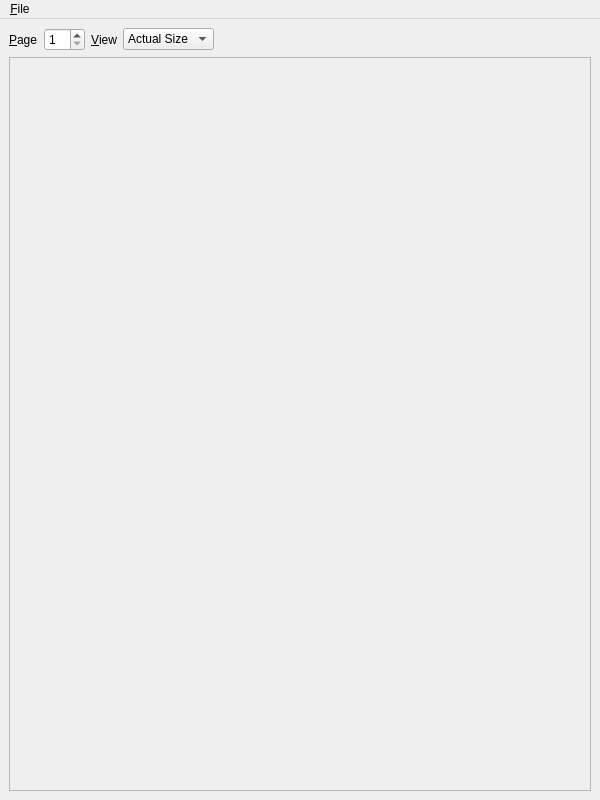
textbrowser/biblioteq, file UI/biblioteq_pdfreader.ui: the form before one commit.
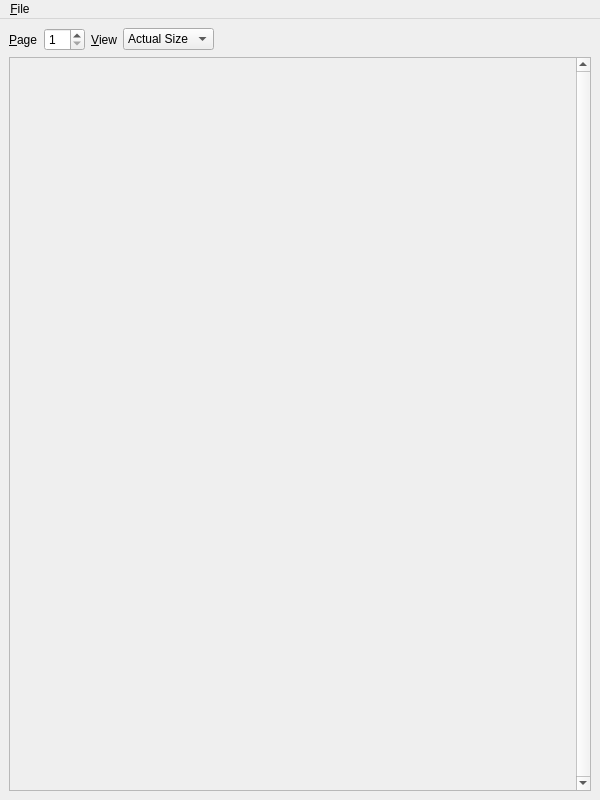
The form after the commit. Icons and pictures are not drawn.

Commit message: Enable vertical scroll bars.

What changed in the file:
```diff
--- a/UI/biblioteq_pdfreader.ui
+++ b/UI/biblioteq_pdfreader.ui
@@ -88,6 +88,9 @@
       <property name="frameShadow">
        <enum>QFrame::Raised</enum>
       </property>
+      <property name="verticalScrollBarPolicy">
+       <enum>Qt::ScrollBarAlwaysOn</enum>
+      </property>
       <property name="widgetResizable">
        <bool>true</bool>
       </property>
@@ -96,7 +99,7 @@
         <rect>
          <x>0</x>
          <y>0</y>
-         <width>578</width>
+         <width>562</width>
          <height>731</height>
         </rect>
        </property>
```
